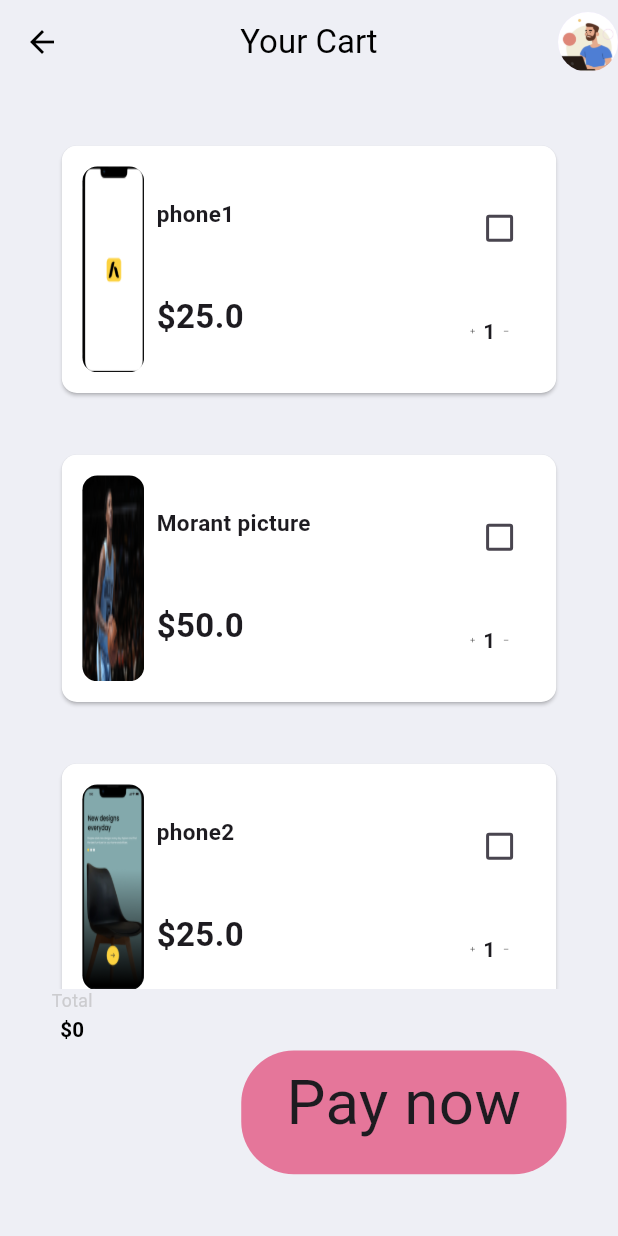
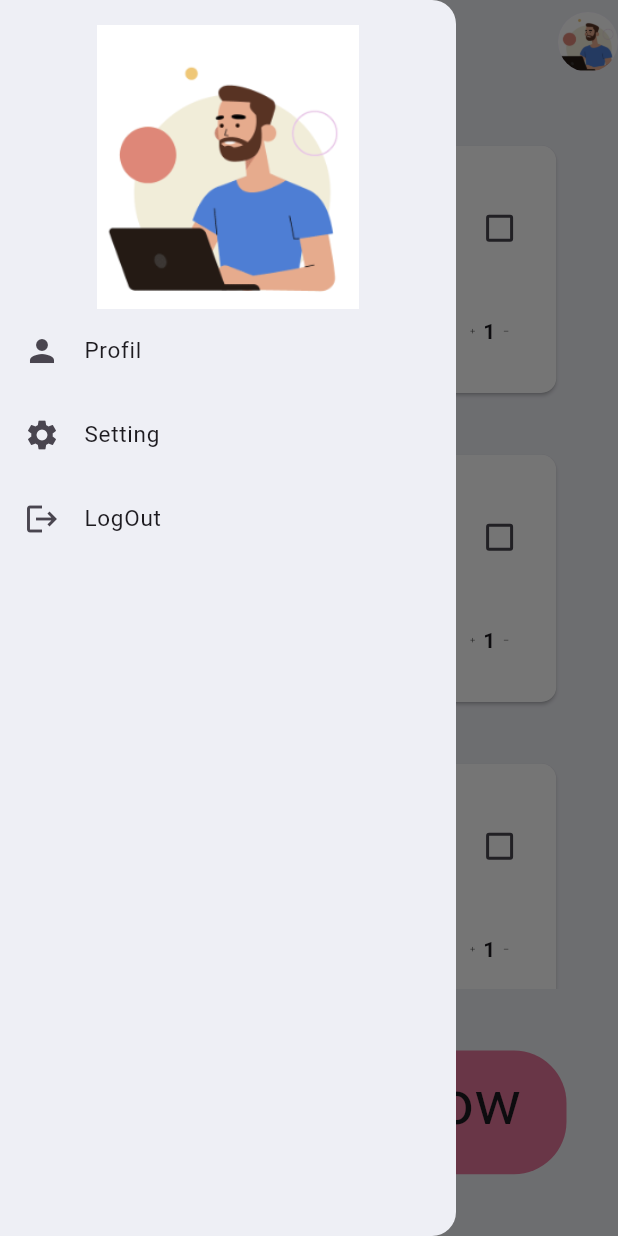
Before and after one commit to ThibautDegbetchi/garment_shop, a Flutter app: the ShopingCart screen opened directly, with the side drawer open (before the commit the screen has no drawer), on a phone screen of 412 x 824 dp. Run offline on Flutter 3.47's test engine with Material 3 defaults, Android fonts, the phone set to English and light mode, and no system bars; missing offline and left inert: staggered_grid_view_flutter.

Commit message:
add of drawer

```diff
--- /dev/null
+++ b/lib/components/drawer.dart
@@ -0,0 +1,66 @@
+import 'package:flutter/material.dart';
+import 'package:garment_shop/components/color.dart';
+import 'package:garment_shop/helper/mediaqueryhelper.dart';
+
+class Menu extends StatelessWidget {
+  Menu({Key? key}):super(key: key);
+
+  @override
+  Widget build(BuildContext context) {
+    // TODO: implement build
+    return  Drawer(
+      backgroundColor: tdBGColor,
+      elevation: 1,
+      child: SingleChildScrollView(
+        child: Column(
+          children:<Widget> [
+            buildHeader(context),
+            buildMenuItems(context),
+          ],
+        ),
+      ),
+    );
+  }
+
+  Widget buildHeader(BuildContext context) =>Container(
+    height: height(context, 4),
+    color: tdBGColor,
+    padding: EdgeInsets.only(
+        top: height(context, 50)
+    ),
+    child: Image.asset('assets/profile.png',fit: BoxFit.fill,),
+  ) ;
+
+  Widget buildMenuItems(BuildContext context) => Column(
+    children: [
+      ListTile(
+        leading: const Icon(Icons.person),
+        title: const Text('Profil',
+          style: TextStyle(
+              fontSize: 15
+          ),),
+        onTap: (){
+
+        },
+      ),
+      ListTile(
+        leading: const Icon(Icons.settings),
+        title: const Text('Setting',
+          style: TextStyle(
+              fontSize: 15
+          ),),
+        onTap: (){
+
+        },
+      ),
+      ListTile(
+        leading: const Icon(Icons.logout),
+        title: const Text('LogOut',
+          style: TextStyle(
+              fontSize: 15
+          ),),
+        onTap: (){},
+      )
+    ],
+  );
+}
--- a/lib/screen/basket.dart
+++ b/lib/screen/basket.dart
@@ -1,6 +1,7 @@
 import 'package:flutter/cupertino.dart';
 import 'package:flutter/material.dart';
 import 'package:garment_shop/components/color.dart';
+import 'package:garment_shop/components/drawer.dart';
 import 'package:garment_shop/helper/mediaqueryhelper.dart';
 import 'package:garment_shop/screen/card.dart';
 import 'package:garment_shop/screen/home.dart';
@@ -24,6 +25,7 @@ class _ShopingCartState extends State<ShopingCart> {
   @override
   Widget build(BuildContext context) {
     return Scaffold(
+      drawer: Menu(),
       extendBodyBehindAppBar: true,
       backgroundColor: tdBGColor,
       appBar: AppBar(
--- a/lib/screen/home.dart
+++ b/lib/screen/home.dart
@@ -1,5 +1,6 @@
 import 'package:flutter/material.dart';
 import 'package:garment_shop/components/color.dart';
+import 'package:garment_shop/components/drawer.dart';
 import 'package:garment_shop/helper/mediaqueryhelper.dart';
 import 'package:garment_shop/model/produceModel.dart';
 import 'package:garment_shop/screen/product.dart';
@@ -21,15 +22,16 @@ class _HomePageState extends State<HomePage> {
   @override
   Widget build(BuildContext context) {
     return Scaffold(
+      drawer: Menu(),
       backgroundColor: tdBGColor,
       appBar: AppBar(
         backgroundColor: tdBGColor,
         title: Text(widget.title,style: TextStyle(color: tdBlackColor),),
         centerTitle: true,
-        leading: Icon(Icons.menu,color: tdBlackColor,),
+        //leading: Icon(Icons.menu,color: tdBlackColor,),
         actions: [CircleAvatar(
           backgroundColor: tdGreyColor,
-          child: Image.asset('assets/image1.png'),
+          child: Image.asset('assets/profile.png'),
         )],
       ),
       body: SingleChildScrollView(
```
